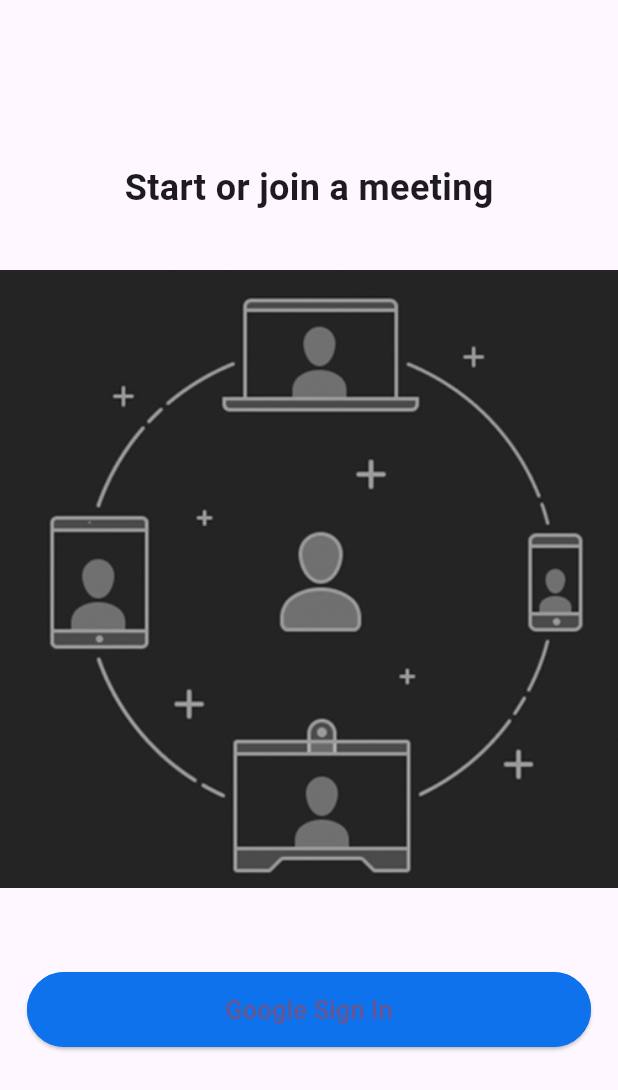
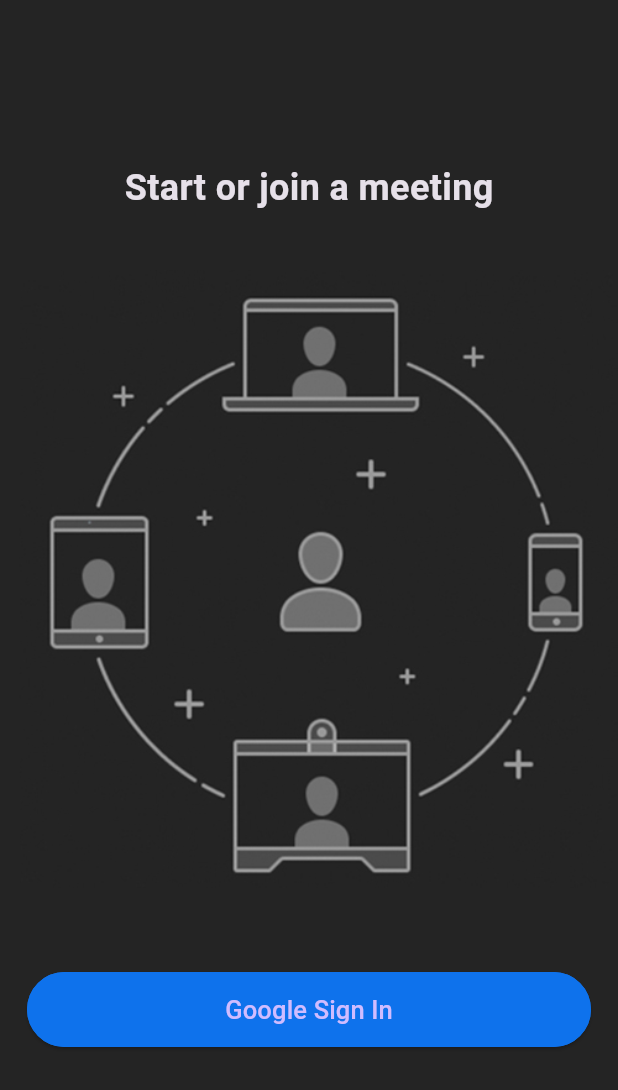
Before and after one commit to darshan-cn-5/Zoom-Clone, a Flutter app: the screen it shows after launch, on a phone screen of 412 x 824 dp. Shown: the top 1090 px of the screen. Run offline on Flutter 3.47's test engine with Material 3 defaults, Android fonts, the phone set to English and light mode, and no system bars; our stand-ins replace cloud_firestore, firebase_auth, firebase_core, firebase_storage, google_sign_in; missing offline and left inert: dart:html; accounts and stored records are empty.

Commit message:
corrected the mistake of googlesignin and added the streambuilder for the login in the main.dart and added the image selection function

```diff
--- a/lib/main.dart
+++ b/lib/main.dart
@@ -2,32 +2,44 @@
 
 import 'package:firebase_core/firebase_core.dart';
 import 'package:flutter/material.dart';
+import 'package:zoom/resources/auth_methods.dart';
 import 'package:zoom/screens/home_screen.dart';
 import 'package:zoom/screens/login_scren.dart';
+import 'package:zoom/utils/colors.dart';
 
-void main() async {
+void main() async{
   WidgetsFlutterBinding.ensureInitialized();
   await Firebase.initializeApp();
   runApp(const MyApp());
 }
 
-class MyApp extends StatelessWidget{
+class MyApp extends StatelessWidget {
   const MyApp({super.key});
 
   @override
-
   Widget build(BuildContext context) {
     return MaterialApp(
       debugShowCheckedModeBanner: false,
       title: 'Flutter Demo',
-      theme: ThemeData(
-        colorScheme: ColorScheme.fromSeed(seedColor: Colors.deepPurple),
-        useMaterial3: true,
+      theme: ThemeData.dark().copyWith(
+        scaffoldBackgroundColor: backgroundColor,
       ),
-      // home: const Text("Hello World"),
-      initialRoute: "/",
+      home: StreamBuilder(
+        stream: AuthMethods().authChanges,
+        builder: (context, snapshot) {
+          if (snapshot.connectionState == ConnectionState.waiting){
+            return const Center(
+              child: CircularProgressIndicator(),
+            );
+          }
+          if (snapshot.hasData) {
+            return const HomeScreen();
+          }
+          return const LoginScreen();
+        },
+      ),
+      // home: LoginScreen(),
       routes: {
-        '/': (context) => LoginScreen(),
         "/home": (context) => HomeScreen(),
       },
     );
--- a/pubspec.yaml
+++ b/pubspec.yaml
@@ -32,6 +32,7 @@ dependencies:
   cupertino_icons: ^1.0.6
   firebase_auth: ^5.0.0
   firebase_core: ^3.0.0
+  firebase_storage: ^12.0.0
   flutter:
     sdk: flutter
   google_sign_in: ^6.2.1
```
Also changed, not shown: lib/resources/auth_methods.dart (+73 -12 lines), lib/resources/storage_methods.dart (added, +27 -0 lines), pubspec.lock, 3 other files.
